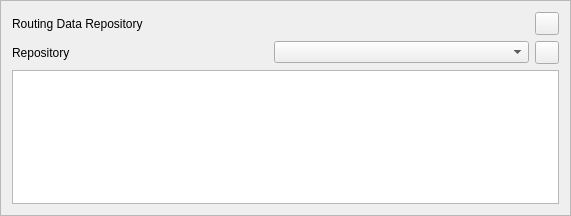
Before: the Qt Designer form kadasrouting/gui/datacataloguebottombar.ui in kadas-albireo/kadas-albireo2, drawn with Qt 5.
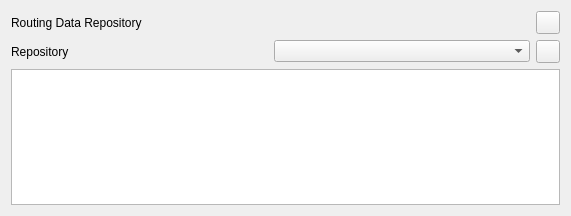
After: the same form once the commit is applied. Icons and pictures are not drawn.

Commit message: Fix routing plugin import because of BottomBar changes (#1)

Diff of the .ui file:
```diff
--- a/kadasrouting/gui/datacataloguebottombar.ui
+++ b/kadasrouting/gui/datacataloguebottombar.ui
@@ -1,7 +1,7 @@
 <?xml version="1.0" encoding="UTF-8"?>
 <ui version="4.0">
  <class>KadasPluginManagerBase</class>
- <widget class="QFrame" name="KadasPluginManagerBase">
+ <widget class="QWidget" name="KadasPluginManagerBase">
   <property name="geometry">
    <rect>
     <x>0</x>
@@ -10,15 +10,6 @@
     <height>216</height>
    </rect>
   </property>
-  <property name="windowTitle">
-   <string>Frame</string>
-  </property>
-  <property name="frameShape">
-   <enum>QFrame::StyledPanel</enum>
-  </property>
-  <property name="frameShadow">
-   <enum>QFrame::Raised</enum>
-  </property>
   <layout class="QGridLayout" name="gridLayout">
    <item row="0" column="0">
     <widget class="QLabel" name="label">
```
